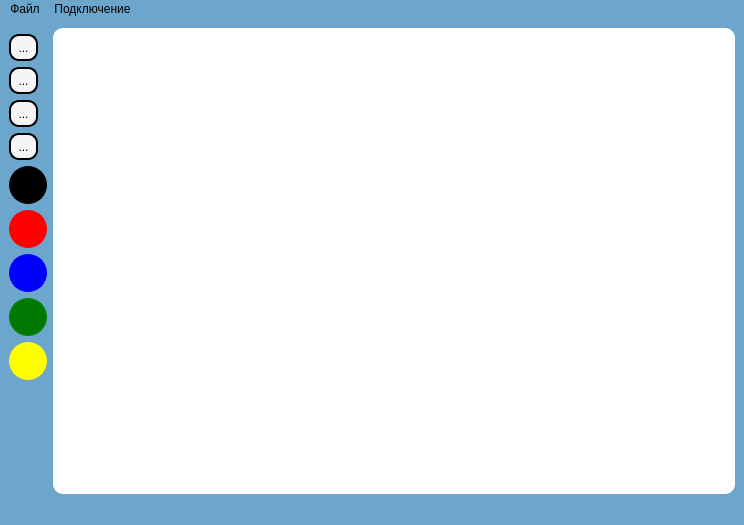
First picture: the form in client/app/template/window.ui, repository DimPerch/paint_online, before the edit.
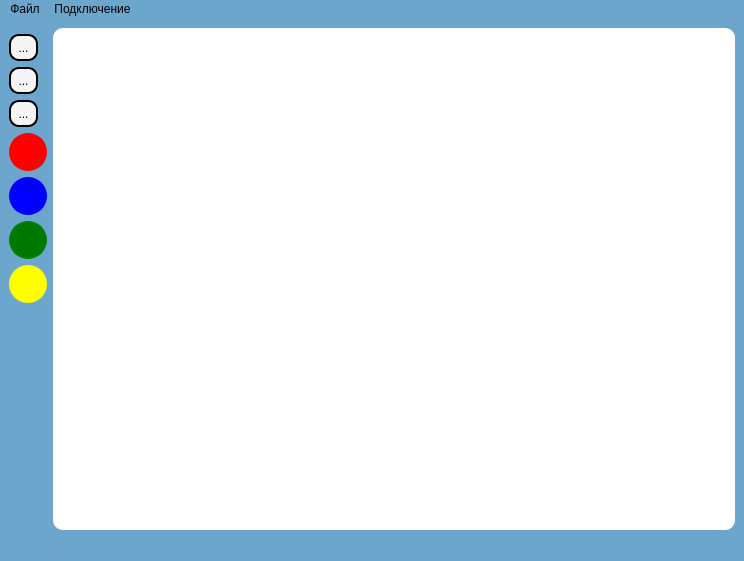
Second picture: the form after the edit. Icons and pictures are not drawn.

Commit message: added disain and color changes

Diff of the .ui file:
```diff
--- a/client/app/template/window.ui
+++ b/client/app/template/window.ui
@@ -7,7 +7,7 @@
     <x>0</x>
     <y>0</y>
     <width>744</width>
-    <height>525</height>
+    <height>561</height>
    </rect>
   </property>
   <property name="windowTitle">
@@ -18,425 +18,40 @@
     <normaloff>icon.png</normaloff>icon.png</iconset>
   </property>
   <property name="autoFillBackground">
-   <bool>true</bool>
+   <bool>false</bool>
   </property>
   <property name="styleSheet">
    <string notr="true">background-color: rgb(108, 166, 205);</string>
   </property>
   <widget class="QWidget" name="centralwidget">
    <layout class="QGridLayout" name="gridLayout">
-    <item row="6" column="8">
-     <widget class="QToolButton" name="color_black">
-      <property name="palette">
-       <palette>
-        <active>
-         <colorrole role="WindowText">
-          <brush brushstyle="SolidPattern">
-           <color alpha="255">
-            <red>255</red>
-            <green>0</green>
-            <blue>0</blue>
-           </color>
-          </brush>
-         </colorrole>
-         <colorrole role="Button">
-          <brush brushstyle="SolidPattern">
-           <color alpha="255">
-            <red>0</red>
-            <green>0</green>
-            <blue>0</blue>
-           </color>
-          </brush>
-         </colorrole>
-         <colorrole role="Text">
-          <brush brushstyle="SolidPattern">
-           <color alpha="255">
-            <red>255</red>
-            <green>0</green>
-            <blue>0</blue>
-           </color>
-          </brush>
-         </colorrole>
-         <colorrole role="ButtonText">
-          <brush brushstyle="SolidPattern">
-           <color alpha="255">
-            <red>255</red>
-            <green>0</green>
-            <blue>0</blue>
-           </color>
-          </brush>
-         </colorrole>
-         <colorrole role="Base">
-          <brush brushstyle="SolidPattern">
-           <color alpha="255">
-            <red>0</red>
-            <green>0</green>
-            <blue>0</blue>
-           </color>
-          </brush>
-         </colorrole>
-         <colorrole role="Window">
-          <brush brushstyle="SolidPattern">
-           <color alpha="255">
-            <red>0</red>
-            <green>0</green>
-            <blue>0</blue>
-           </color>
-          </brush>
-         </colorrole>
-        </active>
-        <inactive>
-         <colorrole role="WindowText">
-          <brush brushstyle="SolidPattern">
-           <color alpha="255">
-            <red>255</red>
-            <green>0</green>
-            <blue>0</blue>
-           </color>
-          </brush>
-         </colorrole>
-         <colorrole role="Button">
-          <brush brushstyle="SolidPattern">
-           <color alpha="255">
-            <red>0</red>
-            <green>0</green>
-            <blue>0</blue>
-           </color>
-          </brush>
-         </colorrole>
-         <colorrole role="Text">
-          <brush brushstyle="SolidPattern">
-           <color alpha="255">
-            <red>255</red>
-            <green>0</green>
-            <blue>0</blue>
-           </color>
-          </brush>
-         </colorrole>
-         <colorrole role="ButtonText">
-          <brush brushstyle="SolidPattern">
-           <color alpha="255">
-            <red>255</red>
-            <green>0</green>
-            <blue>0</blue>
-           </color>
-          </brush>
-         </colorrole>
-         <colorrole role="Base">
-          <brush brushstyle="SolidPattern">
-           <color alpha="255">
-            <red>0</red>
-            <green>0</green>
-            <blue>0</blue>
-           </color>
-          </brush>
-         </colorrole>
-         <colorrole role="Window">
-          <brush brushstyle="SolidPattern">
-           <color alpha="255">
-            <red>0</red>
-            <green>0</green>
-            <blue>0</blue>
-           </color>
-          </brush>
-         </colorrole>
-        </inactive>
-        <disabled>
-         <colorrole role="WindowText">
-          <brush brushstyle="SolidPattern">
-           <color alpha="255">
-            <red>255</red>
-            <green>0</green>
-            <blue>0</blue>
-           </color>
-          </brush>
-         </colorrole>
-         <colorrole role="Button">
-          <brush brushstyle="SolidPattern">
-           <color alpha="255">
-            <red>0</red>
-            <green>0</green>
-            <blue>0</blue>
-           </color>
-          </brush>
-         </colorrole>
-         <colorrole role="Text">
-          <brush brushstyle="SolidPattern">
-           <color alpha="255">
-            <red>255</red>
-            <green>0</green>
-            <blue>0</blue>
-           </color>
-          </brush>
-         </colorrole>
-         <colorrole role="ButtonText">
-          <brush brushstyle="SolidPattern">
-           <color alpha="255">
-            <red>255</red>
-            <green>0</green>
-            <blue>0</blue>
-           </color>
-          </brush>
-         </colorrole>
-         <colorrole role="Base">
-          <brush brushstyle="SolidPattern">
-           <color alpha="255">
-            <red>0</red>
-            <green>0</green>
-            <blue>0</blue>
-           </color>
-          </brush>
-         </colorrole>
-         <colorrole role="Window">
-          <brush brushstyle="SolidPattern">
-           <color alpha="255">
-            <red>0</red>
-            <green>0</green>
-            <blue>0</blue>
-           </color>
-          </brush>
-         </colorrole>
-        </disabled>
-       </palette>
+    <item row="1" column="9" rowspan="14">
+     <widget class="QScrollArea" name="scrollArea">
+      <property name="enabled">
+       <bool>true</bool>
       </property>
-      <property name="styleSheet">
-       <string notr="true">color: rgb(255, 0, 0);
-border-color: rgb(255, 0, 218);
-background-color: rgb(0, 0, 0);
-border: 2px solid black;
-border-radius: 19px;
-padding: 3 3px;</string>
+      <property name="autoFillBackground">
+       <bool>false</bool>
       </property>
-      <property name="text">
-       <string/>
-      </property>
-      <property name="iconSize">
-       <size>
-        <width>25</width>
-        <height>25</height>
-       </size>
-      </property>
-     </widget>
-    </item>
-    <item row="7" column="8">
-     <widget class="QToolButton" name="color_red">
-      <property name="palette">
-       <palette>
-        <active>
-         <colorrole role="Button">
-          <brush brushstyle="SolidPattern">
-           <color alpha="255">
-            <red>255</red>
-            <green>0</green>
-            <blue>0</blue>
-           </color>
-          </brush>
-         </colorrole>
-         <colorrole role="Base">
-          <brush brushstyle="SolidPattern">
-           <color alpha="255">
-            <red>255</red>
-            <green>0</green>
-            <blue>0</blue>
-           </color>
-          </brush>
-         </colorrole>
-         <colorrole role="Window">
-          <brush brushstyle="SolidPattern">
-           <color alpha="255">
-            <red>255</red>
-            <green>0</green>
-            <blue>0</blue>
-           </color>
-          </brush>
-         </colorrole>
-        </active>
-        <inactive>
-         <colorrole role="Button">
-          <brush brushstyle="SolidPattern">
-           <color alpha="255">
-            <red>255</red>
-            <green>0</green>
-            <blue>0</blue>
-           </color>
-          </brush>
-         </colorrole>
-         <colorrole role="Base">
-          <brush brushstyle="SolidPattern">
-           <color alpha="255">
-            <red>255</red>
-            <green>0</green>
-            <blue>0</blue>
-           </color>
-          </brush>
-         </colorrole>
-         <colorrole role="Window">
-          <brush brushstyle="SolidPattern">
-           <color alpha="255">
-            <red>255</red>
-            <green>0</green>
-            <blue>0</blue>
-           </color>
-          </brush>
-         </colorrole>
-        </inactive>
-        <disabled>
-         <colorrole role="Button">
-          <brush brushstyle="SolidPattern">
-           <color alpha="255">
-            <red>255</red>
-            <green>0</green>
-            <blue>0</blue>
-           </color>
-          </brush>
-         </colorrole>
-         <colorrole role="Base">
-          <brush brushstyle="SolidPattern">
-           <color alpha="255">
-            <red>255</red>
-            <green>0</green>
-            <blue>0</blue>
-           </color>
-          </brush>
-         </colorrole>
-         <colorrole role="Window">
-          <brush brushstyle="SolidPattern">
-           <color alpha="255">
-            <red>255</red>
-            <green>0</green>
-            <blue>0</blue>
-           </color>
-          </brush>
-         </colorrole>
-        </disabled>
-       </palette>
-      </property>
       <property name="styleSheet">
-       <string notr="true">background-color: rgb(255, 0, 0);
-border: 2px solid Red;
-border-radius: 19px;
-padding: 3 3px;</string>
-      </property>
-      <property name="text">
-       <string/>
-      </property>
-      <property name="iconSize">
-       <size>
-        <width>25</width>
-        <height>25</height>
-       </size>
-      </property>
-     </widget>
-    </item>
-    <item row="8" column="8">
-     <widget class="QToolButton" name="color_blue">
-      <property name="palette">
-       <palette>
-        <active>
-         <colorrole role="Button">
-          <brush brushstyle="SolidPattern">
-           <color alpha="255">
-            <red>0</red>
-            <green>0</green>
-            <blue>255</blue>
-           </color>
-          </brush>
-         </colorrole>
-         <colorrole role="Base">
-          <brush brushstyle="SolidPattern">
-           <color alpha="255">
-            <red>0</red>
-            <green>0</green>
-            <blue>255</blue>
-           </color>
-          </brush>
-         </colorrole>
-         <colorrole role="Window">
-          <brush brushstyle="SolidPattern">
-           <color alpha="255">
-            <red>0</red>
-            <green>0</green>
-            <blue>255</blue>
-           </color>
-          </brush>
-         </colorrole>
-        </active>
-        <inactive>
-         <colorrole role="Button">
-          <brush brushstyle="SolidPattern">
-           <color alpha="255">
-            <red>0</red>
-            <green>0</green>
-            <blue>255</blue>
-           </color>
-          </brush>
-         </colorrole>
-         <colorrole role="Base">
-          <brush brushstyle="SolidPattern">
-           <color alpha="255">
-            <red>0</red>
-            <green>0</green>
-            <blue>255</blue>
-           </color>
-          </brush>
-         </colorrole>
-         <colorrole role="Window">
-          <brush brushstyle="SolidPattern">
-           <color alpha="255">
-            <red>0</red>
-            <green>0</green>
-            <blue>255</blue>
-           </color>
-          </brush>
-         </colorrole>
-        </inactive>
-        <disabled>
-         <colorrole role="Button">
-          <brush brushstyle="SolidPattern">
-           <color alpha="255">
-            <red>0</red>
-            <green>0</green>
-            <blue>255</blue>
-           </color>
-          </brush>
-         </colorrole>
-         <colorrole role="Base">
-          <brush brushstyle="SolidPattern">
-           <color alpha="255">
-            <red>0</red>
-            <green>0</green>
-            <blue>255</blue>
-           </color>
-          </brush>
-         </colorrole>
-         <colorrole role="Window">
-          <brush brushstyle="SolidPattern">
-           <color alpha="255">
-            <red>0</red>
-            <green>0</green>
-            <blue>255</blue>
-           </color>
-          </brush>
-         </colorrole>
-        </disabled>
-       </palette>
-      </property>
-      <property name="styleSheet">
-       <string notr="true">background-color: rgb(0, 0, 255);
-border: 2px solid Blue;
+       <string notr="true">background-color: rgb(255, 255, 255);
 
-border-radius: 19px;
-padding: 3 3px;</string>
+border-radius: 10px;
+padding: 5 5px;</string>
       </property>
-      <property name="text">
-       <string/>
+      <property name="widgetResizable">
+       <bool>true</bool>
       </property>
-      <property name="iconSize">
-       <size>
-        <width>25</width>
-        <height>25</height>
-       </size>
-      </property>
+      <widget class="QWidget" name="scrollAreaWidgetContents">
+       <property name="geometry">
+        <rect>
+         <x>0</x>
+         <y>0</y>
+         <width>662</width>
+         <height>482</height>
+        </rect>
+       </property>
+      </widget>
      </widget>
     </item>
     <item row="2" column="8">
@@ -553,32 +168,6 @@
       </property>
      </widget>
     </item>
-    <item row="12" column="8">
-     <spacer name="verticalSpacer">
-      <property name="orientation">
-       <enum>Qt::Vertical</enum>
-      </property>
-      <property name="sizeHint" stdset="0">
-       <size>
-        <width>20</width>
-        <height>40</height>
-       </size>
-      </property>
-     </spacer>
-    </item>
-    <item row="16" column="8">
-     <spacer name="verticalSpacer_2">
-      <property name="orientation">
-       <enum>Qt::Vertical</enum>
-      </property>
-      <property name="sizeHint" stdset="0">
-       <size>
-        <width>20</width>
-        <height>40</height>
-       </size>
-      </property>
-     </spacer>
-    </item>
     <item row="4" column="8">
      <widget class="QToolButton" name="button_clear">
       <property name="styleSheet">
@@ -603,6 +192,19 @@
      </widget>
     </item>
     <item row="10" column="8">
+     <spacer name="verticalSpacer">
+      <property name="orientation">
+       <enum>Qt::Vertical</enum>
+      </property>
+      <property name="sizeHint" stdset="0">
+       <size>
+        <width>20</width>
+        <height>40</height>
+       </size>
+      </property>
+     </spacer>
+    </item>
+    <item row="8" column="8">
      <widget class="QToolButton" name="color_yellow">
       <property name="palette">
        <palette>
@@ -712,7 +314,30 @@
       </property>
      </widget>
     </item>
-    <item row="9" column="8">
+    <item row="3" column="8">
+     <widget class="QToolButton" name="button_eraser">
+      <property name="styleSheet">
+       <string notr="true">border: 2px solid black;
+border-radius: 10px;
+padding: 3 3px;
+background-color: rgb(245, 245, 245);</string>
+      </property>
+      <property name="text">
+       <string>...</string>
+      </property>
+      <property name="icon">
+       <iconset>
+        <normaloff>eraser.png</normaloff>eraser.png</iconset>
+      </property>
+      <property name="iconSize">
+       <size>
+        <width>25</width>
+        <height>25</height>
+       </size>
+      </property>
+     </widget>
+    </item>
+    <item row="7" column="8">
      <widget class="QToolButton" name="color_green">
       <property name="palette">
        <palette>
@@ -823,38 +448,106 @@
      </widget>
     </item>
     <item row="5" column="8">
-     <widget class="QToolButton" name="button_fill">
-      <property name="styleSheet">
-       <string notr="true">border: 2px solid black;
-border-radius: 10px;
-padding: 3 3px;
-background-color: rgb(245, 245, 245);</string>
+     <widget class="QToolButton" name="color_red">
+      <property name="palette">
+       <palette>
+        <active>
+         <colorrole role="Button">
+          <brush brushstyle="SolidPattern">
+           <color alpha="255">
+            <red>255</red>
+            <green>0</green>
+            <blue>0</blue>
+           </color>
+          </brush>
+         </colorrole>
+         <colorrole role="Base">
+          <brush brushstyle="SolidPattern">
+           <color alpha="255">
+            <red>255</red>
+            <green>0</green>
+            <blue>0</blue>
+           </color>
+          </brush>
+         </colorrole>
+         <colorrole role="Window">
+          <brush brushstyle="SolidPattern">
+           <color alpha="255">
+            <red>255</red>
+            <green>0</green>
+            <blue>0</blue>
+           </color>
+          </brush>
+         </colorrole>
+        </active>
+        <inactive>
+         <colorrole role="Button">
+          <brush brushstyle="SolidPattern">
+           <color alpha="255">
+            <red>255</red>
+            <green>0</green>
+            <blue>0</blue>
+           </color>
+          </brush>
+         </colorrole>
+         <colorrole role="Base">
+          <brush brushstyle="SolidPattern">
+           <color alpha="255">
+            <red>255</red>
+            <green>0</green>
+            <blue>0</blue>
+           </color>
+          </brush>
+         </colorrole>
+         <colorrole role="Window">
+          <brush brushstyle="SolidPattern">
+           <color alpha="255">
+            <red>255</red>
+            <green>0</green>
+            <blue>0</blue>
+           </color>
+          </brush>
+         </colorrole>
+        </inactive>
+        <disabled>
+         <colorrole role="Button">
+          <brush brushstyle="SolidPattern">
+           <color alpha="255">
+            <red>255</red>
+            <green>0</green>
+            <blue>0</blue>
+           </color>
+          </brush>
+         </colorrole>
+         <colorrole role="Base">
+          <brush brushstyle="SolidPattern">
+           <color alpha="255">
+            <red>255</red>
+            <green>0</green>
+            <blue>0</blue>
+           </color>
+          </brush>
+         </colorrole>
+         <colorrole role="Window">
+          <brush brushstyle="SolidPattern">
+           <color alpha="255">
+            <red>255</red>
+            <green>0</green>
+            <blue>0</blue>
+           </color>
+          </brush>
+         </colorrole>
+        </disabled>
+       </palette>
       </property>
-      <property name="text">
-       <string>...</string>
-      </property>
-      <property name="icon">
-       <iconset>
-        <normaloff>fill.png</normaloff>fill.png</iconset>
-      </property>
-      <property name="iconSize">
-       <size>
-        <width>25</width>
-        <height>25</height>
-       </size>
-      </property>
-     </widget>
-    </item>
-    <item row="3" column="8">
-     <widget class="QToolButton" name="button_eraser">
       <property name="styleSheet">
-       <string notr="true">border: 2px solid black;
-border-radius: 10px;
-padding: 3 3px;
-background-color: rgb(245, 245, 245);</string>
+       <string notr="true">background-color: rgb(255, 0, 0);
+border: 2px solid Red;
+border-radius: 19px;
+padding: 3 3px;</string>
       </property>
       <property name="text">
-       <string>...</string>
+       <string/>
       </property>
       <property name="icon">
        <iconset>
@@ -868,34 +561,129 @@
       </property>
      </widget>
     </item>
-    <item row="1" column="9" rowspan="16">
-     <widget class="QScrollArea" name="scrollArea">
-      <property name="enabled">
-       <bool>true</bool>
+    <item row="6" column="8">
+     <widget class="QToolButton" name="color_blue">
+      <property name="palette">
+       <palette>
+        <active>
+         <colorrole role="Button">
+          <brush brushstyle="SolidPattern">
+           <color alpha="255">
+            <red>0</red>
+            <green>0</green>
+            <blue>255</blue>
+           </color>
+          </brush>
+         </colorrole>
+         <colorrole role="Base">
+          <brush brushstyle="SolidPattern">
+           <color alpha="255">
+            <red>0</red>
+            <green>0</green>
+            <blue>255</blue>
+           </color>
+          </brush>
+         </colorrole>
+         <colorrole role="Window">
+          <brush brushstyle="SolidPattern">
+           <color alpha="255">
+            <red>0</red>
+            <green>0</green>
+            <blue>255</blue>
+           </color>
+          </brush>
+         </colorrole>
+        </active>
+        <inactive>
+         <colorrole role="Button">
+          <brush brushstyle="SolidPattern">
+           <color alpha="255">
+            <red>0</red>
+            <green>0</green>
+            <blue>255</blue>
+           </color>
+          </brush>
+         </colorrole>
+         <colorrole role="Base">
+          <brush brushstyle="SolidPattern">
+           <color alpha="255">
+            <red>0</red>
+            <green>0</green>
+            <blue>255</blue>
+           </color>
+          </brush>
+         </colorrole>
+         <colorrole role="Window">
+          <brush brushstyle="SolidPattern">
+           <color alpha="255">
+            <red>0</red>
+            <green>0</green>
+            <blue>255</blue>
+           </color>
+          </brush>
+         </colorrole>
+        </inactive>
+        <disabled>
+         <colorrole role="Button">
+          <brush brushstyle="SolidPattern">
+           <color alpha="255">
+            <red>0</red>
+            <green>0</green>
+            <blue>255</blue>
+           </color>
+          </brush>
+         </colorrole>
+         <colorrole role="Base">
+          <brush brushstyle="SolidPattern">
+           <color alpha="255">
+            <red>0</red>
+            <green>0</green>
+            <blue>255</blue>
+           </color>
+          </brush>
+         </colorrole>
+         <colorrole role="Window">
+          <brush brushstyle="SolidPattern">
+           <color alpha="255">
+            <red>0</red>
+            <green>0</green>
+            <blue>255</blue>
+           </color>
+          </brush>
+         </colorrole>
+        </disabled>
+       </palette>
       </property>
-      <property name="autoFillBackground">
-       <bool>false</bool>
-      </property>
       <property name="styleSheet">
-       <string notr="true">background-color: rgb(255, 255, 255);
+       <string notr="true">background-color: rgb(0, 0, 255);
+border: 2px solid Blue;
 
-border-radius: 10px;
-padding: 5 5px;</string>
+border-radius: 19px;
+padding: 3 3px;</string>
       </property>
-      <property name="widgetResizable">
-       <bool>true</bool>
+      <property name="text">
+       <string/>
       </property>
-      <widget class="QWidget" name="scrollAreaWidgetContents">
-       <property name="geometry">
-        <rect>
-         <x>0</x>
-         <y>0</y>
-         <width>680</width>
-         <height>467</height>
-        </rect>
-       </property>
-      </widget>
-     </widget>
+      <property name="iconSize">
+       <size>
+        <width>25</width>
+        <height>25</height>
+       </size>
+      </property>
+     </widget>
+    </item>
+    <item row="14" column="8">
+     <spacer name="verticalSpacer_2">
+      <property name="orientation">
+       <enum>Qt::Vertical</enum>
+      </property>
+      <property name="sizeHint" stdset="0">
+       <size>
+        <width>20</width>
+        <height>40</height>
+       </size>
+      </property>
+     </spacer>
     </item>
    </layout>
   </widget>
```
Left out of the diff: 385 changed lines with no effect on the pictures. The commit also changes 3 other files.
